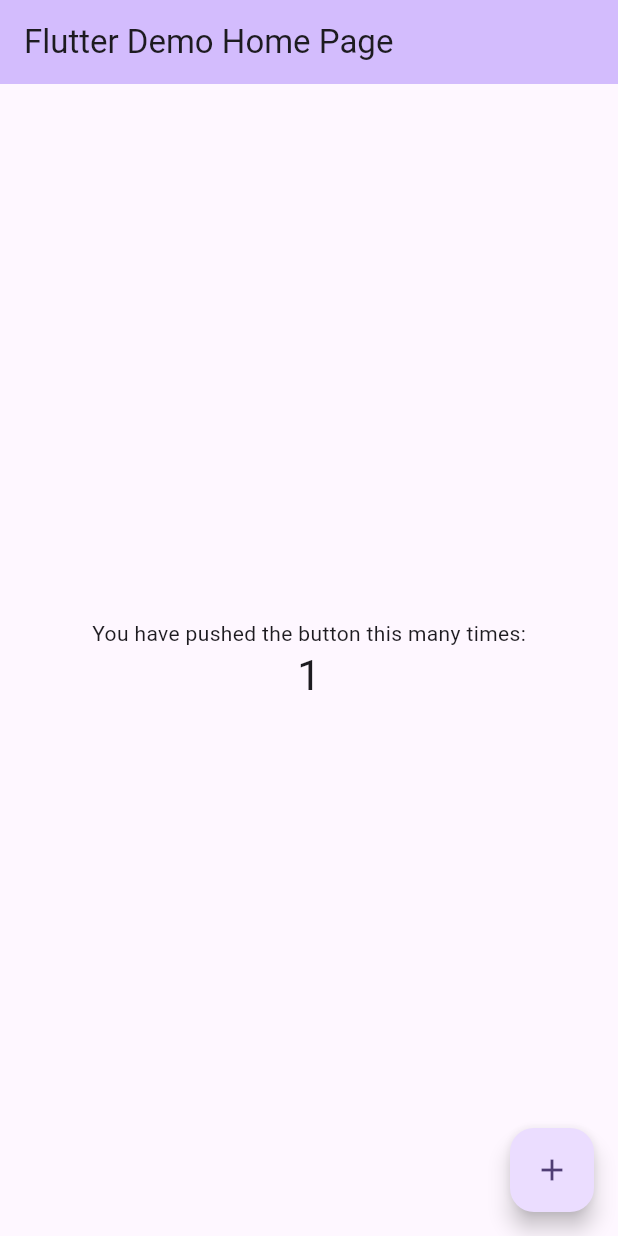
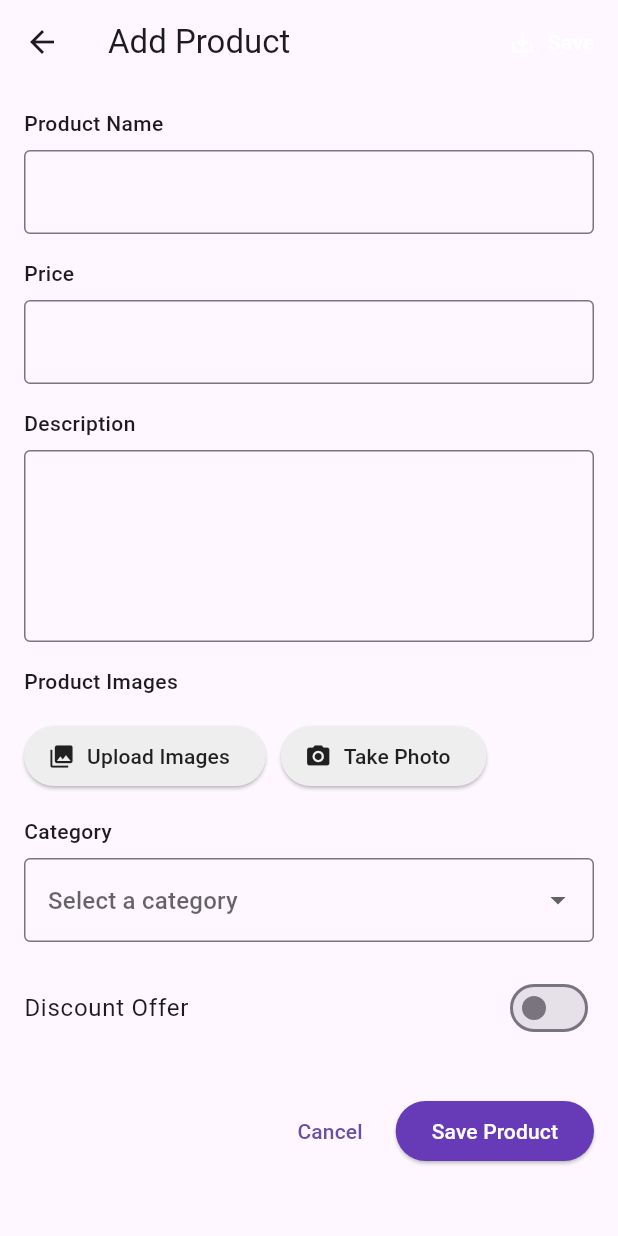
Before and after one commit to dotridung2004/Thuc_Hanh_Mobile, a Flutter app: the screen it shows after launch, after a tap on the "add" icon, on a phone screen of 412 x 824 dp. Run offline on Flutter 3.47's test engine with Material 3 defaults, Android fonts, the phone set to English and light mode, and no system bars; our stand-ins replace image_picker, shared_preferences; network calls fail.

Commit message:
BTTH_FrontEnd

```diff
--- a/Lab2/phan_1/bai_3/lib/main.dart
+++ b/Lab2/phan_1/bai_3/lib/main.dart
@@ -1,4 +1,7 @@
 import 'package:flutter/material.dart';
+import 'package:provider/provider.dart';
+import 'providers/product_provider.dart';
+import 'screens/product_list_screen.dart';
 
 void main() {
   runApp(const MyApp());
@@ -7,116 +10,19 @@ void main() {
 class MyApp extends StatelessWidget {
   const MyApp({super.key});
 
-  // This widget is the root of your application.
   @override
   Widget build(BuildContext context) {
-    return MaterialApp(
-      title: 'Flutter Demo',
-      theme: ThemeData(
-        // This is the theme of your application.
-        //
-        // TRY THIS: Try running your application with "flutter run". You'll see
-        // the application has a purple toolbar. Then, without quitting the app,
-        // try changing the seedColor in the colorScheme below to Colors.green
-        // and then invoke "hot reload" (save your changes or press the "hot
-        // reload" button in a Flutter-supported IDE, or press "r" if you used
-        // the command line to start the app).
-        //
-        // Notice that the counter didn't reset back to zero; the application
-        // state is not lost during the reload. To reset the state, use hot
-        // restart instead.
-        //
-        // This works for code too, not just values: Most code changes can be
-        // tested with just a hot reload.
-        colorScheme: ColorScheme.fromSeed(seedColor: Colors.deepPurple),
+    return ChangeNotifierProvider(
+      create: (ctx) => ProductProvider(),
+      child: MaterialApp(
+        title: 'Product Manager',
+        theme: ThemeData(
+          primarySwatch: Colors.deepPurple,
+          visualDensity: VisualDensity.adaptivePlatformDensity,
+        ),
+        home: const ProductListScreen(),
+        debugShowCheckedModeBanner: false,
       ),
-      home: const MyHomePage(title: 'Flutter Demo Home Page'),
     );
   }
 }
-
-class MyHomePage extends StatefulWidget {
-  const MyHomePage({super.key, required this.title});
-
-  // This widget is the home page of your application. It is stateful, meaning
-  // that it has a State object (defined below) that contains fields that affect
-  // how it looks.
-
-  // This class is the configuration for the state. It holds the values (in this
-  // case the title) provided by the parent (in this case the App widget) and
-  // used by the build method of the State. Fields in a Widget subclass are
-  // always marked "final".
-
-  final String title;
-
-  @override
-  State<MyHomePage> createState() => _MyHomePageState();
-}
-
-class _MyHomePageState extends State<MyHomePage> {
-  int _counter = 0;
-
-  void _incrementCounter() {
-    setState(() {
-      // This call to setState tells the Flutter framework that something has
-      // changed in this State, which causes it to rerun the build method below
-      // so that the display can reflect the updated values. If we changed
-      // _counter without calling setState(), then the build method would not be
-      // called again, and so nothing would appear to happen.
-      _counter++;
-    });
-  }
-
-  @override
-  Widget build(BuildContext context) {
-    // This method is rerun every time setState is called, for instance as done
-    // by the _incrementCounter method above.
-    //
-    // The Flutter framework has been optimized to make rerunning build methods
-    // fast, so that you can just rebuild anything that needs updating rather
-    // than having to individually change instances of widgets.
-    return Scaffold(
-      appBar: AppBar(
-        // TRY THIS: Try changing the color here to a specific color (to
-        // Colors.amber, perhaps?) and trigger a hot reload to see the AppBar
-        // change color while the other colors stay the same.
-        backgroundColor: Theme.of(context).colorScheme.inversePrimary,
-        // Here we take the value from the MyHomePage object that was created by
-        // the App.build method, and use it to set our appbar title.
-        title: Text(widget.title),
-      ),
-      body: Center(
-        // Center is a layout widget. It takes a single child and positions it
-        // in the middle of the parent.
-        child: Column(
-          // Column is also a layout widget. It takes a list of children and
-          // arranges them vertically. By default, it sizes itself to fit its
-          // children horizontally, and tries to be as tall as its parent.
-          //
-          // Column has various properties to control how it sizes itself and
-          // how it positions its children. Here we use mainAxisAlignment to
-          // center the children vertically; the main axis here is the vertical
-          // axis because Columns are vertical (the cross axis would be
-          // horizontal).
-          //
-          // TRY THIS: Invoke "debug painting" (choose the "Toggle Debug Paint"
-          // action in the IDE, or press "p" in the console), to see the
-          // wireframe for each widget.
-          mainAxisAlignment: MainAxisAlignment.center,
-          children: <Widget>[
-            const Text('You have pushed the button this many times:'),
-            Text(
-              '$_counter',
-              style: Theme.of(context).textTheme.headlineMedium,
-            ),
-          ],
-        ),
-      ),
-      floatingActionButton: FloatingActionButton(
-        onPressed: _incrementCounter,
-        tooltip: 'Increment',
-        child: const Icon(Icons.add),
-      ), // This trailing comma makes auto-formatting nicer for build methods.
-    );
-  }
-}
--- /dev/null
+++ b/Lab2/phan_1/bai_3/lib/models/product_model.dart
@@ -0,0 +1,51 @@
+class Product {
+  final String id;
+  String name;
+  double price;
+  String description;
+  List<String> imagePaths; // Lưu đường dẫn file ảnh đã lưu trong máy
+  String category;
+  bool hasDiscount;
+  DateTime? promotionDate;
+
+  Product({
+    required this.id,
+    required this.name,
+    required this.price,
+    required this.description,
+    required this.imagePaths,
+    required this.category,
+    this.hasDiscount = false,
+    this.promotionDate,
+  });
+
+  // Chuyển đổi từ Map (JSON) sang Product
+  factory Product.fromJson(Map<String, dynamic> json) {
+    return Product(
+      id: json['id'],
+      name: json['name'],
+      price: json['price'],
+      description: json['description'],
+      imagePaths: List<String>.from(json['imagePaths']),
+      category: json['category'],
+      hasDiscount: json['hasDiscount'],
+      promotionDate: json['promotionDate'] != null
+          ? DateTime.parse(json['promotionDate'])
+          : null,
+    );
+  }
+
+  // Chuyển đổi từ Product sang Map (JSON)
+  Map<String, dynamic> toJson() {
+    return {
+      'id': id,
+      'name': name,
+      'price': price,
+      'description': description,
+      'imagePaths': imagePaths,
+      'category': category,
+      'hasDiscount': hasDiscount,
+      'promotionDate': promotionDate?.toIso8601String(),
+    };
+  }
+}
--- /dev/null
+++ b/Lab2/phan_1/bai_3/lib/providers/product_provider.dart
@@ -0,0 +1,101 @@
+import 'dart:convert';
+import 'dart:io';
+import 'package:flutter/material.dart';
+import 'package:path_provider/path_provider.dart';
+import 'package:shared_preferences/shared_preferences.dart';
+import 'package:uuid/uuid.dart';
+import 'package:path/path.dart' as p;
+import '../models/product_model.dart';
+
+class ProductProvider with ChangeNotifier {
+  List<Product> _products = [];
+  static const _productsKey = 'products';
+
+  List<Product> get products => [..._products];
+
+  Future<void> loadProducts() async {
+    final prefs = await SharedPreferences.getInstance();
+    if (!prefs.containsKey(_productsKey)) {
+      return;
+    }
+    final extractedData = json.decode(prefs.getString(_productsKey)!) as List<dynamic>;
+    _products = extractedData.map((item) => Product.fromJson(item)).toList();
+    notifyListeners();
+  }
+
+  Future<void> _saveProducts() async {
+    final prefs = await SharedPreferences.getInstance();
+    final data = json.encode(_products.map((prod) => prod.toJson()).toList());
+    await prefs.setString(_productsKey, data);
+  }
+
+  Future<List<String>> saveImageFiles(List<File> imageFiles) async {
+    final appDir = await getApplicationDocumentsDirectory();
+    final savedImagePaths = <String>[];
+    for (var imageFile in imageFiles) {
+      final fileName = p.basename(imageFile.path);
+      final savedImage = await imageFile.copy('${appDir.path}/$fileName');
+      savedImagePaths.add(savedImage.path);
+    }
+    return savedImagePaths;
+  }
+
+  Future<void> addProduct(Product product, List<File> newImageFiles) async {
+    final savedImagePaths = await saveImageFiles(newImageFiles);
+    const uuid = Uuid();
+    final newProduct = Product(
+      id: uuid.v4(),
+      name: product.name,
+      price: product.price,
+      description: product.description,
+      imagePaths: savedImagePaths,
+      category: product.category,
+      hasDiscount: product.hasDiscount,
+      promotionDate: product.promotionDate,
+    );
+    _products.add(newProduct);
+    await _saveProducts();
+    notifyListeners();
+  }
+
+  Future<void> updateProduct(String id, Product updatedProduct, List<File> newImageFiles) async {
+    final prodIndex = _products.indexWhere((prod) => prod.id == id);
+    if (prodIndex >= 0) {
+      // Xóa ảnh cũ không còn được sử dụng
+      final oldProduct = _products[prodIndex];
+      for (var path in oldProduct.imagePaths) {
+        if (!updatedProduct.imagePaths.contains(path)) {
+          final file = File(path);
+          if (await file.exists()) {
+            await file.delete();
+          }
+        }
+      }
+
+      // Lưu ảnh mới
+      final savedNewImagePaths = await saveImageFiles(newImageFiles);
+      updatedProduct.imagePaths.addAll(savedNewImagePaths);
+
+      _products[prodIndex] = updatedProduct;
+      await _saveProducts();
+      notifyListeners();
+    }
+  }
+
+  Future<void> deleteProduct(String id) async {
+    final prodIndex = _products.indexWhere((prod) => prod.id == id);
+    final product = _products[prodIndex];
+
+    // Xóa tất cả các file ảnh liên quan
+    for (var path in product.imagePaths) {
+      final file = File(path);
+      if (await file.exists()) {
+        await file.delete();
+      }
+    }
+
+    _products.removeAt(prodIndex);
+    await _saveProducts();
+    notifyListeners();
+  }
+}
--- /dev/null
+++ b/Lab2/phan_1/bai_3/lib/screens/add_edit_product_screen.dart
@@ -0,0 +1,318 @@
+import 'dart:io';
+import 'package:flutter/material.dart';
+import 'package:image_picker/image_picker.dart';
+import 'package:intl/intl.dart';
+import 'package:provider/provider.dart';
+import '../models/product_model.dart';
+import '../providers/product_provider.dart';
+
+class AddEditProductScreen extends StatefulWidget {
+  final Product? product;
+
+  const AddEditProductScreen({super.key, this.product});
+
+  @override
+  _AddEditProductScreenState createState() => _AddEditProductScreenState();
+}
+
+class _AddEditProductScreenState extends State<AddEditProductScreen> {
+  final _formKey = GlobalKey<FormState>();
+
+  late TextEditingController _nameController;
+  late TextEditingController _priceController;
+  late TextEditingController _descriptionController;
+  late TextEditingController _promoDateController;
+
+  List<String> _imagePaths = []; // Lưu đường dẫn ảnh đã tồn tại
+  List<File> _newImageFiles = []; // Lưu file ảnh mới chọn
+  String? _selectedCategory;
+  bool _hasDiscount = false;
+  DateTime? _promotionDate;
+
+  final List<String> _categories = ['Electronics', 'Clothing', 'Books', 'Home Goods'];
+
+  @override
+  void initState() {
+    super.initState();
+    _nameController = TextEditingController(text: widget.product?.name);
+    _priceController = TextEditingController(text: widget.product?.price.toString());
+    _descriptionController = TextEditingController(text: widget.product?.description);
+    _selectedCategory = widget.product?.category;
+    _hasDiscount = widget.product?.hasDiscount ?? false;
+    _promotionDate = widget.product?.promotionDate;
+    _imagePaths = widget.product?.imagePaths ?? [];
+
+    _promoDateController = TextEditingController(
+        text: _promotionDate != null ? DateFormat('dd/MM/yyyy').format(_promotionDate!) : ''
+    );
+  }
+
+  Future<void> _pickImages() async {
+    final imagePicker = ImagePicker();
+    final pickedFiles = await imagePicker.pickMultiImage();
+    setState(() {
+      _newImageFiles.addAll(pickedFiles.map((file) => File(file.path)).toList());
+    });
+  }
+
+  Future<void> _takePhoto() async {
+    final imagePicker = ImagePicker();
+    final pickedFile = await imagePicker.pickImage(source: ImageSource.camera);
+    if (pickedFile != null) {
+      setState(() {
+        _newImageFiles.add(File(pickedFile.path));
+      });
+    }
+  }
+
+  Future<void> _selectPromoDate() async {
+    final pickedDate = await showDatePicker(
+      context: context,
+      initialDate: _promotionDate ?? DateTime.now(),
+      firstDate: DateTime.now(),
+      lastDate: DateTime(2101),
+    );
+    if (pickedDate != null) {
+      setState(() {
+        _promotionDate = pickedDate;
+        _promoDateController.text = DateFormat('dd/MM/yyyy').format(pickedDate);
+      });
+    }
+  }
+
+  void _saveForm() {
+    if (_formKey.currentState!.validate()) {
+      _formKey.currentState!.save();
+
+      final productData = Product(
+        id: widget.product?.id ?? '',
+        name: _nameController.text,
+        price: double.parse(_priceController.text),
+        description: _descriptionController.text,
+        imagePaths: _imagePaths, // Chỉ truyền các ảnh đã có
+        category: _selectedCategory!,
+        hasDiscount: _hasDiscount,
+        promotionDate: _hasDiscount ? _promotionDate : null,
+      );
+
+      final provider = Provider.of<ProductProvider>(context, listen: false);
+      if (widget.product == null) {
+        provider.addProduct(productData, _newImageFiles);
+      } else {
+        provider.updateProduct(widget.product!.id, productData, _newImageFiles);
+      }
+      Navigator.of(context).pop();
+    }
+  }
+
+  @override
+  Widget build(BuildContext context) {
+    return Scaffold(
+      body: CustomScrollView(
+        slivers: [
+          SliverAppBar(
+            pinned: true,
+            title: Text(widget.product == null ? 'Add Product' : 'Edit Product'),
+            actions: [
+              TextButton.icon(
+                onPressed: _saveForm,
+                icon: const Icon(Icons.save_alt_rounded, color: Colors.white),
+                label: const Text('Save', style: TextStyle(color: Colors.white)),
+              ),
+            ],
+          ),
+          SliverToBoxAdapter(
+            child: Padding(
+              padding: const EdgeInsets.all(16.0),
+              child: Form(
+                key: _formKey,
+                child: Column(
+                  crossAxisAlignment: CrossAxisAlignment.start,
+                  children: [
+                    _buildTextField(label: 'Product Name', controller: _nameController),
+                    _buildTextField(label: 'Price', controller: _priceController, keyboardType: TextInputType.numberWithOptions(decimal: true), prefixText: '\$ '),
+                    _buildTextField(label: 'Description', controller: _descriptionController, maxLines: 4),
+                    _buildImagePicker(),
+                    _buildDropdown(),
+                    _buildDiscountSwitch(),
+                    if (_hasDiscount) _buildPromoDatePicker(),
+                    const SizedBox(height: 30),
+                    _buildActionButtons(),
+                  ],
+                ),
+              ),
+            ),
+          ),
+        ],
+      ),
+    );
+  }
+
+  // Các widget con để code gọn gàng hơn
+  Widget _buildTextField({required String label, required TextEditingController controller, int maxLines = 1, TextInputType? keyboardType, String? prefixText}) {
+    return Padding(
+      padding: const EdgeInsets.only(bottom: 16.0),
+      child: Column(
+        crossAxisAlignment: CrossAxisAlignment.start,
+        children: [
+          Text(label, style: const TextStyle(fontWeight: FontWeight.w500)),
+          const SizedBox(height: 8),
+          TextFormField(
+            controller: controller,
+            maxLines: maxLines,
+            keyboardType: keyboardType,
+            decoration: InputDecoration(
+              border: const OutlineInputBorder(),
+              prefixText: prefixText,
+            ),
+            validator: (value) {
+              if (value == null || value.isEmpty) {
+                return '$label is required';
+              }
+              if (keyboardType != null && keyboardType.toString().contains('number') && double.tryParse(value) == null) {
+                return 'Please enter a valid number';
+              }
+              return null;
+            },
+          ),
+        ],
+      ),
+    );
+  }
+
+  Widget _buildImagePicker() {
+    return Column(
+      crossAxisAlignment: CrossAxisAlignment.start,
+      children: [
+        const Text('Product Images', style: TextStyle(fontWeight: FontWeight.w500)),
+        const SizedBox(height: 8),
+        Wrap(
+          spacing: 8,
+          runSpacing: 8,
+          children: [
+            // Hiển thị ảnh đã có
+            ..._imagePaths.map((path) => _buildImageThumbnail(File(path), () {
+              setState(() => _imagePaths.remove(path));
+            })),
+            // Hiển thị ảnh mới chọn
+            ..._newImageFiles.map((file) => _buildImageThumbnail(file, () {
+              setState(() => _newImageFiles.remove(file));
+            })),
+          ],
+        ),
+        const SizedBox(height: 8),
+        Row(
+          children: [
+            ElevatedButton.icon(
+              onPressed: _pickImages,
+              icon: const Icon(Icons.photo_library),
+              label: const Text('Upload Images'),
+              style: ElevatedButton.styleFrom(backgroundColor: Colors.grey[200], foregroundColor: Colors.black87),
+            ),
+            const SizedBox(width: 10),
+            ElevatedButton.icon(
+              onPressed: _takePhoto,
+              icon: const Icon(Icons.camera_alt),
+              label: const Text('Take Photo'),
+              style: ElevatedButton.styleFrom(backgroundColor: Colors.grey[200], foregroundColor: Colors.black87),
+            ),
+          ],
+        ),
+        const SizedBox(height: 16),
+      ],
+    );
+  }
+
+  Widget _buildImageThumbnail(File imageFile, VoidCallback onRemove) {
+    return Stack(
+      children: [
+        ClipRRect(
+          borderRadius: BorderRadius.circular(8),
+          child: Image.file(imageFile, width: 80, height: 80, fit: BoxFit.cover),
+        ),
+        Positioned(
+          top: -10, right: -10,
+          child: IconButton(
+            icon: const Icon(Icons.remove_circle, color: Colors.red, size: 20),
+            onPressed: onRemove,
+          ),
+        ),
+      ],
+    );
+  }
+
+  Widget _buildDropdown() {
+    return Padding(
+      padding: const EdgeInsets.only(bottom: 16.0),
+      child: Column(
+        crossAxisAlignment: CrossAxisAlignment.start,
+        children: [
+          const Text('Category', style: TextStyle(fontWeight: FontWeight.w500)),
+          const SizedBox(height: 8),
+          DropdownButtonFormField<String>(
+            decoration: const InputDecoration(border: OutlineInputBorder(), hintText: 'Select a category'),
+            value: _selectedCategory,
+            items: _categories.map((String category) {
+              return DropdownMenuItem<String>(value: category, child: Text(category));
+            }).toList(),
+            onChanged: (newValue) {
+              setState(() => _selectedCategory = newValue);
+            },
+            validator: (value) => value == null ? 'Please select a category' : null,
+          ),
+        ],
+      ),
+    );
+  }
+
+  Widget _buildDiscountSwitch() {
+    return SwitchListTile(
+      contentPadding: EdgeInsets.zero,
+      title: const Text('Discount Offer'),
+      value: _hasDiscount,
+      onChanged: (bool value) {
+        setState(() => _hasDiscount = value);
+      },
+    );
+  }
+
+  Widget _buildPromoDatePicker() {
+    return Padding(
+      padding: const EdgeInsets.only(bottom: 16.0),
+      child: TextFormField(
+        controller: _promoDateController,
+        readOnly: true,
+        decoration: const InputDecoration(
+          labelText: 'Promotion End Date',
+          border: OutlineInputBorder(),
+          suffixIcon: Icon(Icons.calendar_today),
+        ),
+        onTap: _selectPromoDate,
+        validator: (value) {
+          if (_hasDiscount && (value == null || value.isEmpty)) {
+            return 'Please select a promotion date';
+          }
+          return null;
+        },
+      ),
+    );
+  }
+
+  Widget _buildActionButtons() {
+    return Row(
+      mainAxisAlignment: MainAxisAlignment.end,
+      children: [
+        TextButton(
+          onPressed: () => Navigator.of(context).pop(),
+          child: const Text('Cancel'),
+        ),
+        const SizedBox(width: 10),
+        ElevatedButton(
+          onPressed: _saveForm,
+          style: ElevatedButton.styleFrom(backgroundColor: Colors.deepPurple, foregroundColor: Colors.white),
+          child: const Text('Save Product'),
+        ),
+      ],
+    );
+  }
+}
--- /dev/null
+++ b/Lab2/phan_1/bai_3/lib/screens/product_list_screen.dart
@@ -0,0 +1,100 @@
+import 'dart:io';
+import 'package:flutter/material.dart';
+import 'package:provider/provider.dart';
+import '../providers/product_provider.dart';
+import 'add_edit_product_screen.dart';
+
+class ProductListScreen extends StatefulWidget {
+  const ProductListScreen({super.key});
+
+  @override
+  State<ProductListScreen> createState() => _ProductListScreenState();
+}
+
+class _ProductListScreenState extends State<ProductListScreen> {
+  @override
+  void initState() {
+    super.initState();
+    // Tải dữ liệu khi màn hình được khởi tạo
+    Provider.of<ProductProvider>(context, listen: false).loadProducts();
+  }
+
+  @override
+  Widget build(BuildContext context) {
+    return Scaffold(
+      appBar: AppBar(
+        title: const Text('My Products'),
+      ),
+      body: Consumer<ProductProvider>(
+        builder: (ctx, productProvider, child) =>
+        productProvider.products.isEmpty
+            ? const Center(child: Text('No products added yet.'))
+            : ListView.builder(
+          itemCount: productProvider.products.length,
+          itemBuilder: (_, i) {
+            final product = productProvider.products[i];
+            return Card(
+              margin: const EdgeInsets.symmetric(horizontal: 15, vertical: 8),
+              child: ListTile(
+                leading: product.imagePaths.isEmpty
+                    ? const CircleAvatar(child: Icon(Icons.inventory_2))
+                    : CircleAvatar(
+                  backgroundImage: FileImage(File(product.imagePaths.first)),
+                ),
+                title: Text(product.name, style: const TextStyle(fontWeight: FontWeight.bold)),
+                subtitle: Text('${product.price.toStringAsFixed(2)} \$ - ${product.category}'),
+                trailing: Row(
+                  mainAxisSize: MainAxisSize.min,
+                  children: [
+                    IconButton(
+                      icon: const Icon(Icons.edit, color: Colors.blue),
+                      onPressed: () {
+                        Navigator.of(context).push(
+                          MaterialPageRoute(builder: (ctx) => AddEditProductScreen(product: product)),
+                        );
+                      },
+                    ),
+                    IconButton(
+                      icon: const Icon(Icons.delete, color: Colors.red),
+                      onPressed: () {
+                        // Thêm dialog xác nhận xóa
+                        showDialog(
+                          context: context,
+                          builder: (ctx) => AlertDialog(
+                            title: const Text('Are you sure?'),
+                            content: const Text('Do you want to remove this product?'),
+                            actions: [
+                              TextButton(
+                                child: const Text('No'),
+                                onPressed: () => Navigator.of(ctx).pop(),
+                              ),
+                              TextButton(
+                                child: const Text('Yes'),
+                                onPressed: () {
+                                  productProvider.deleteProduct(product.id);
+                                  Navigator.of(ctx).pop();
+                                },
+                              ),
+                            ],
+                          ),
+                        );
+                      },
+                    ),
+                  ],
+                ),
+              ),
+            );
+          },
+        ),
+      ),
+      floatingActionButton: FloatingActionButton(
+        onPressed: () {
+          Navigator.of(context).push(
+            MaterialPageRoute(builder: (ctx) => const AddEditProductScreen()),
+          );
+        },
+        child: const Icon(Icons.add),
+      ),
+    );
+  }
+}
```
Also changed, not shown: Lab2/phan_1/bai_3/pubspec.yaml (+19 -0 lines), Lab2/phan_1/bai_3/pubspec.lock.
